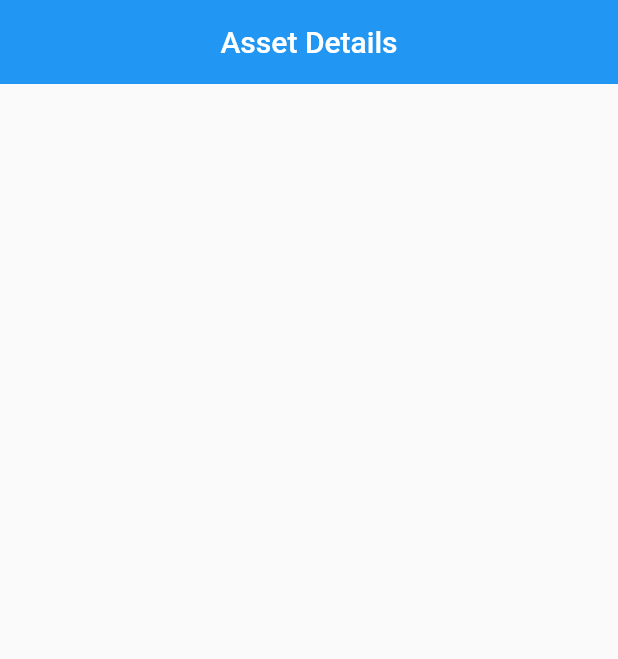
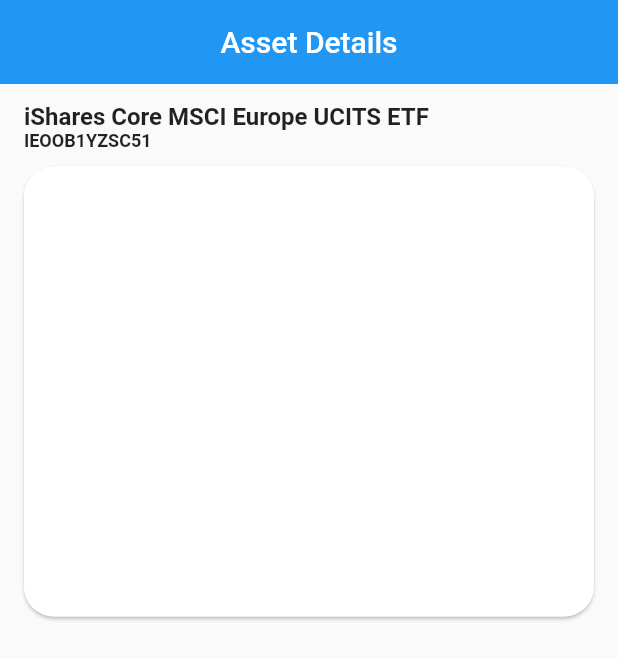
Before and after one commit to abberatfortex/asset_demo, a Flutter app: the screen it shows after launch, on a phone screen of 412 x 824 dp. Shown: the top 659 px of the screen. Run offline on Flutter 3.47's test engine with Material 2 defaults, Android fonts, the phone set to English and light mode, and no system bars.

Commit message:
graph widget

```diff
--- a/lib/screens/asset_details.dart
+++ b/lib/screens/asset_details.dart
@@ -1,5 +1,7 @@
 import 'package:asset_demo/widgets/header_widget.dart';
 import 'package:flutter/material.dart';
+
+import '../widgets/graph_widget.dart';
 
 
 
@@ -14,7 +16,7 @@
         padding: const EdgeInsets.symmetric(vertical: 12.0, horizontal: 16.0),
         child: Column(
           children: [
-
+            GraphWidget(),
           ],
         ),
       ),
--- /dev/null
+++ b/lib/widgets/graph_widget.dart
@@ -0,0 +1,29 @@
+import 'package:asset_demo/widgets/header_widget.dart';
+import 'package:flutter/material.dart';
+
+class GraphWidget extends StatelessWidget {
+  const GraphWidget({Key? key}) : super(key: key);
+
+  @override
+  Widget build(BuildContext context) {
+    return Column(
+      crossAxisAlignment: CrossAxisAlignment.start,
+      children: [
+        HeaderWidget(mainHeading: 'iShares Core MSCI Europe UCITS ETF',
+          primaryHeading: 'IEOOB1YZSC51',),
+        const SizedBox(height: 10),
+        Material(
+          elevation: 1,
+          borderRadius: BorderRadius.all(Radius.circular(20)),
+          child: Container(
+            height: 300,
+            decoration: BoxDecoration(
+              borderRadius: BorderRadius.circular(20),
+              color: Colors.white,
+            ),
+          ),
+        )
+      ],
+    );
+  }
+}
```
